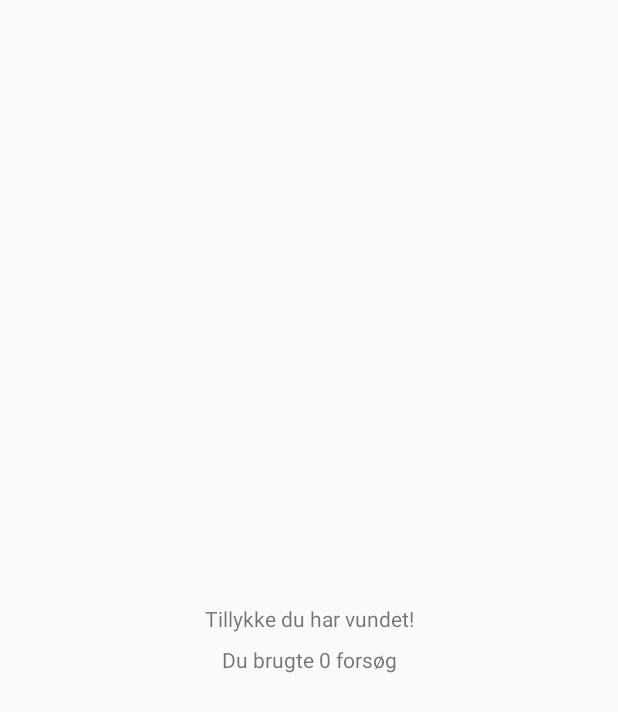
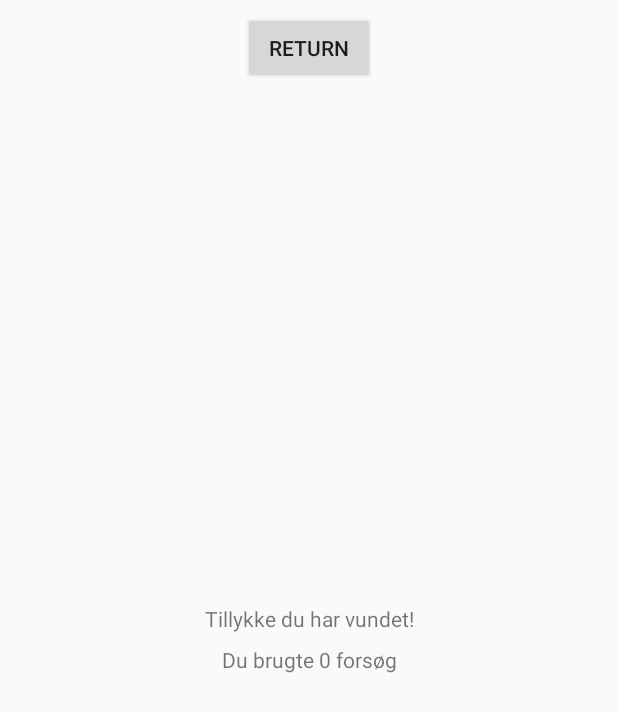
Before and after one commit to vonScholten/Galgeleg_v1, an Android app: the GameWonActivity screen opened directly, with no data from a screen before it, on a phone screen of 412 x 824 dp. Shown: the top 712 px of the screen. Run offline under Robolectric (Android 15) with nearby library versions, the phone set to English and light mode, and no system bars; network calls fail.

Commit message:
game won return button added

```diff
--- a/app/src/main/java/s145005/galgeleg_v1/GameWonActivity.java
+++ b/app/src/main/java/s145005/galgeleg_v1/GameWonActivity.java
@@ -1,16 +1,23 @@
 package s145005.galgeleg_v1;
 
+import android.content.Intent;
 import android.support.v7.app.AppCompatActivity;
 import android.os.Bundle;
+import android.view.View;
+import android.widget.Button;
 import android.widget.TextView;
 
-public class GameWonActivity extends AppCompatActivity {
+public class GameWonActivity extends AppCompatActivity implements View.OnClickListener {
 
     String word;
     int attemps;
 
     TextView winnerText;
     TextView showAttemps;
+
+    Button re_turn;
+
+    Intent returnHome;
 
     @Override
     protected void onCreate(Bundle savedInstanceState) {
@@ -25,10 +32,22 @@ public class GameWonActivity extends AppCompatActivity {
             attemps = data.getInt("attemps");
         }
 
-
         winnerText = (TextView) findViewById(R.id.statusText);
         showAttemps = (TextView) findViewById(R.id.showAttemps);
 
+        re_turn = (Button) findViewById(R.id.returnButton);
+        re_turn.setOnClickListener(this);
+
         showAttemps.setText("Du brugte " + attemps + " forsøg"); //show attemps count
+
+        returnHome = new Intent(GameWonActivity.this, MainActivity.class);
+    }
+
+    @Override
+    public void onClick(View v) {
+        if(v == re_turn){
+            GameWonActivity.this.startActivity(returnHome);
+            System.out.println("return from GameWonActivity to MainActivity");
+        }
     }
 }
--- a/app/src/main/res/layout/activity_game_won.xml
+++ b/app/src/main/res/layout/activity_game_won.xml
@@ -27,8 +27,20 @@
         android:layout_marginEnd="8dp"
         android:layout_marginStart="8dp"
         android:layout_marginTop="8dp"
-        android:text="Du brugte x antal forsøg "
+        android:text=" "
         app:layout_constraintEnd_toEndOf="parent"
         app:layout_constraintStart_toStartOf="parent"
         app:layout_constraintTop_toBottomOf="@+id/statusText" />
+
+    <Button
+        android:id="@+id/returnButton"
+        android:layout_width="wrap_content"
+        android:layout_height="wrap_content"
+        android:layout_marginEnd="8dp"
+        android:layout_marginStart="8dp"
+        android:layout_marginTop="8dp"
+        android:text="Return"
+        app:layout_constraintEnd_toEndOf="parent"
+        app:layout_constraintStart_toStartOf="parent"
+        app:layout_constraintTop_toTopOf="parent" />
 </android.support.constraint.ConstraintLayout>
```
Also changed, not shown: app/src/main/java/s145005/galgeleg_v1/GameActivity.java (+11 -10 lines).
